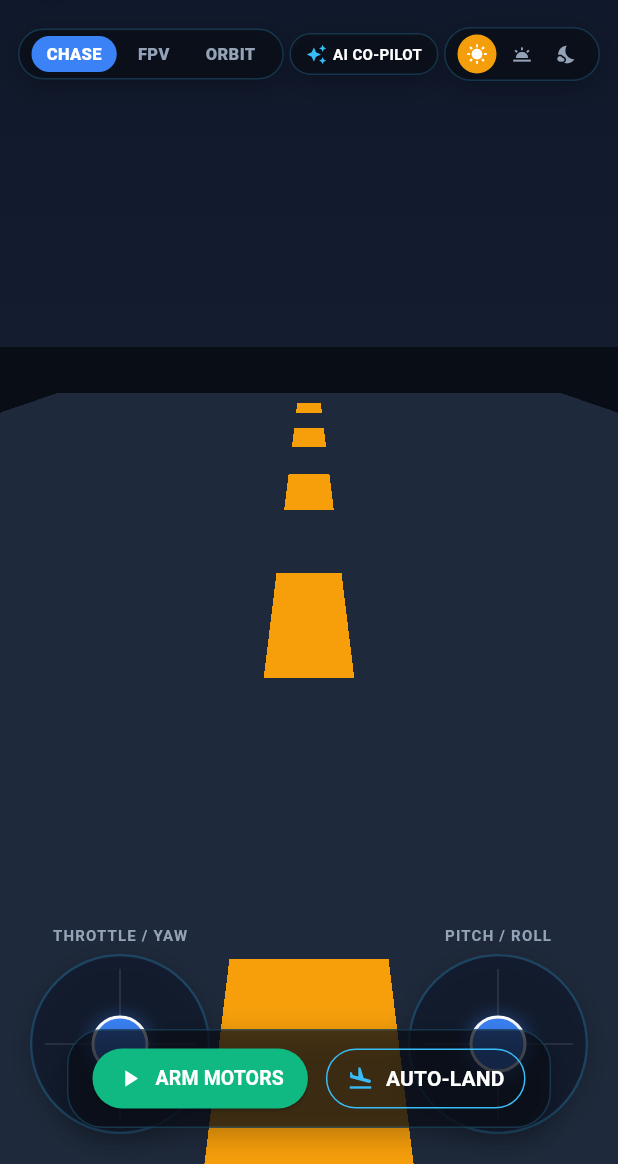
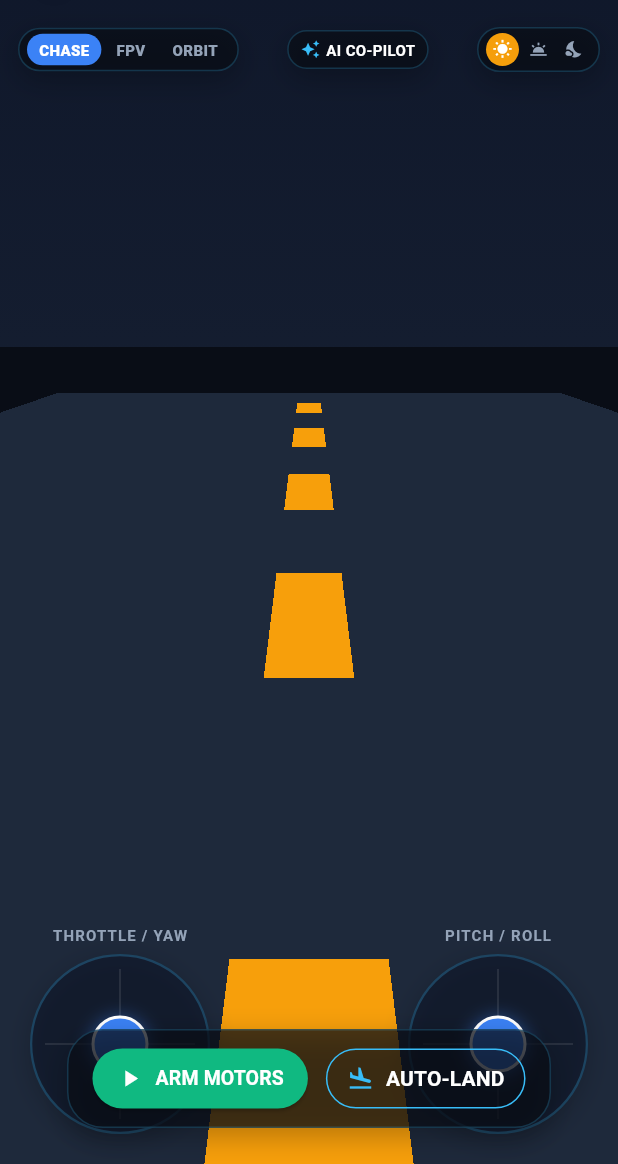
Before and after one commit to m16-omar/Drone-Pilot-App, a Flutter app: the Flight3DScreen screen opened by its route, on a phone screen of 412 x 824 dp, the part 72-1236 px from its top. Run offline on Flutter 3.47's test engine with Material 3 defaults, Android fonts, the phone set to English and light mode, and no system bars; our stand-ins replace flutter_riverpod, go_router; missing offline and left inert: serverpod_auth_core_client, serverpod_auth_idp_client, serverpod_auth_idp_flutter, serverpod_client, serverpod_flutter; statements that could not run were skipped.

Commit message:
fix(hud): resolve right overflow by 20px on 3D flight arena camera switcher bar

```diff
--- a/app/lib/features/flight_3d/views/flight_3d_screen.dart
+++ b/app/lib/features/flight_3d/views/flight_3d_screen.dart
@@ -278,15 +278,23 @@ class _Flight3DScreenState extends ConsumerState<Flight3DScreen>
                 ),
                 const SizedBox(height: 10),
 
-                // Camera Mode & Environment Quick Switcher
-                Row(
+                // Camera Mode & Environment Quick Switcher (Responsive HUD)
+                LayoutBuilder(
+                  builder: (context, constraints) {
+                    return SingleChildScrollView(
+                      scrollDirection: Axis.horizontal,
+                      physics: const BouncingScrollPhysics(),
+                      child: ConstrainedBox(
+                        constraints: BoxConstraints(minWidth: constraints.maxWidth),
+                        child: Row(
                           mainAxisAlignment: MainAxisAlignment.spaceBetween,
                           children: [
                             // Camera buttons
                             GlassHudPanel(
-                      padding: const EdgeInsets.symmetric(horizontal: 6, vertical: 4),
+                              padding: const EdgeInsets.symmetric(horizontal: 4, vertical: 3),
                               borderRadius: 99,
                               child: Row(
+                                mainAxisSize: MainAxisSize.min,
                                 children: [
                                   _buildModeChip('CHASE', CameraMode.chase),
                                   _buildModeChip('FPV', CameraMode.fpv),
@@ -294,15 +302,17 @@ class _Flight3DScreenState extends ConsumerState<Flight3DScreen>
                                 ],
                               ),
                             ),
+                            const SizedBox(width: 4),
                             // AI Assistant Co-pilot Button
                             GlassHudPanel(
-                      padding: const EdgeInsets.symmetric(horizontal: 10, vertical: 6),
+                              padding: const EdgeInsets.symmetric(horizontal: 8, vertical: 5),
                               borderRadius: 99,
                               child: InkWell(
                                 onTap: () => AiAssistantSheet.show(context),
                                 child: const Row(
+                                  mainAxisSize: MainAxisSize.min,
                                   children: [
-                            Icon(Icons.auto_awesome, color: Color(0xFF38BDF8), size: 14),
+                                    Icon(Icons.auto_awesome, color: Color(0xFF38BDF8), size: 13),
                                     SizedBox(width: 4),
                                     Text(
                                       'AI CO-PILOT',
@@ -316,11 +326,13 @@ class _Flight3DScreenState extends ConsumerState<Flight3DScreen>
                                 ),
                               ),
                             ),
+                            const SizedBox(width: 4),
                             // Lighting buttons
                             GlassHudPanel(
-                      padding: const EdgeInsets.symmetric(horizontal: 6, vertical: 4),
+                              padding: const EdgeInsets.symmetric(horizontal: 4, vertical: 3),
                               borderRadius: 99,
                               child: Row(
+                                mainAxisSize: MainAxisSize.min,
                                 children: [
                                   _buildLightingChip(Icons.wb_sunny, FlightTimeOfDay.day),
                                   _buildLightingChip(Icons.wb_twilight, FlightTimeOfDay.sunset),
@@ -329,6 +341,10 @@ class _Flight3DScreenState extends ConsumerState<Flight3DScreen>
                               ),
                             ),
                           ],
+                        ),
+                      ),
+                    );
+                  },
                 ),
               ],
             ),
@@ -439,8 +455,8 @@ class _Flight3DScreenState extends ConsumerState<Flight3DScreen>
     return GestureDetector(
       onTap: () => setState(() => _cameraMode = mode),
       child: Container(
-        margin: const EdgeInsets.symmetric(horizontal: 2),
-        padding: const EdgeInsets.symmetric(horizontal: 10, vertical: 4),
+        margin: const EdgeInsets.symmetric(horizontal: 1),
+        padding: const EdgeInsets.symmetric(horizontal: 8, vertical: 3.5),
         decoration: BoxDecoration(
           color: active ? AppColors.avionicsBlue : Colors.transparent,
           borderRadius: BorderRadius.circular(99),
@@ -448,7 +464,7 @@ class _Flight3DScreenState extends ConsumerState<Flight3DScreen>
         child: Text(
           label,
           style: TextStyle(
-            fontSize: 11,
+            fontSize: 10,
             fontWeight: FontWeight.w800,
             color: active ? Colors.white : AppColors.textMuted,
           ),
@@ -462,15 +478,15 @@ class _Flight3DScreenState extends ConsumerState<Flight3DScreen>
     return GestureDetector(
       onTap: () => setState(() => _timeOfDay = time),
       child: Container(
-        margin: const EdgeInsets.symmetric(horizontal: 2),
-        padding: const EdgeInsets.all(6),
+        margin: const EdgeInsets.symmetric(horizontal: 1),
+        padding: const EdgeInsets.all(4.5),
         decoration: BoxDecoration(
           color: active ? const Color(0xFFF59E0B) : Colors.transparent,
           shape: BoxShape.circle,
         ),
         child: Icon(
           icon,
-          size: 14,
+          size: 13,
           color: active ? Colors.white : AppColors.textMuted,
         ),
       ),
```
Lines whose indentation alone changed are shown as unchanged.
